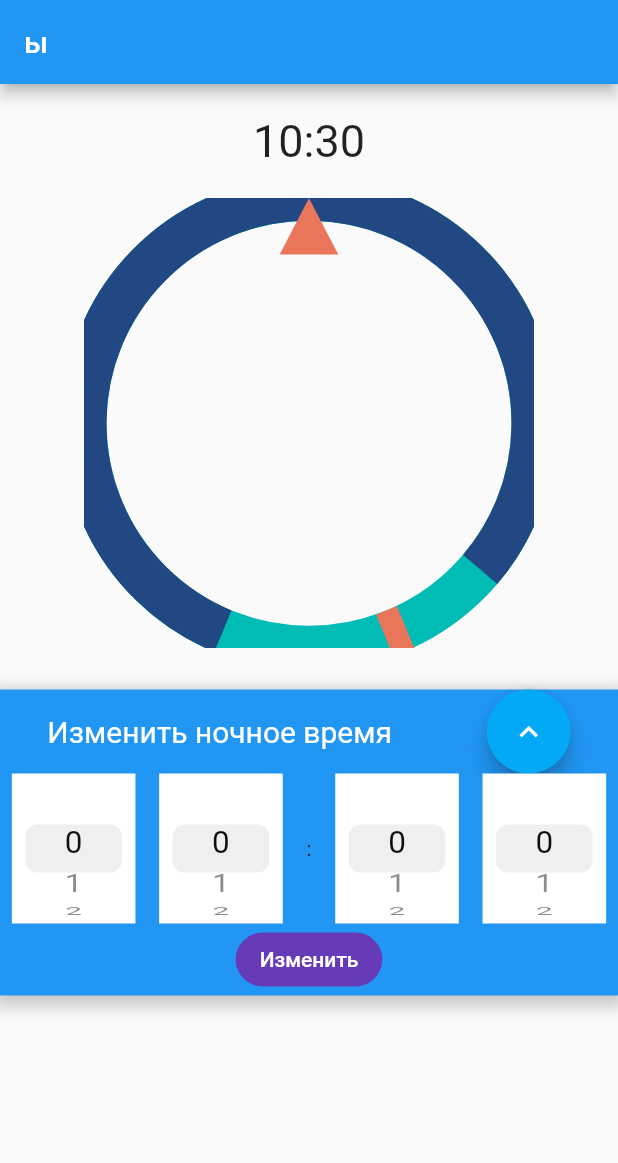
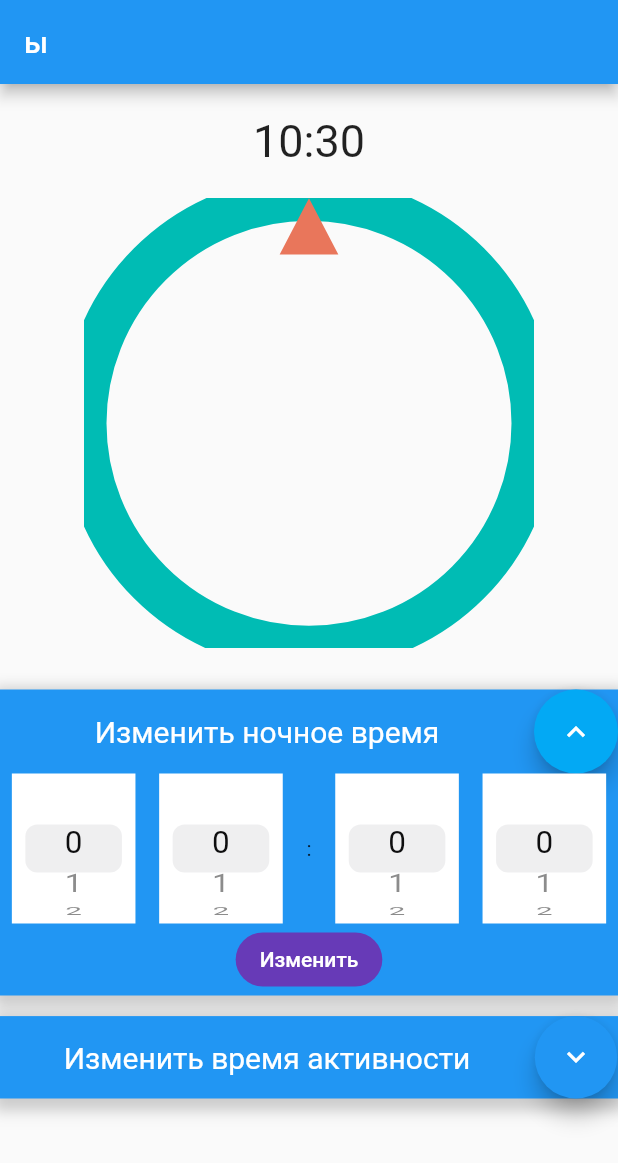
Before and after one commit to cusplayer/ami.pd, a Flutter app: the screen it shows after launch, after a tap on the "expand more" icon, on a phone screen of 412 x 824 dp. Shown: the top 1163 px of the screen. Run offline on Flutter 3.47's test engine with Material 2 defaults, Android fonts, the phone set to English and light mode, and no system bars.

Commit message:
multiple arcs added

```diff
--- a/ami/lib/myDay.dart
+++ b/ami/lib/myDay.dart
@@ -12,23 +12,32 @@ class MyDay extends StatefulWidget {
 class _MyDayState extends State<MyDay> {
   var nightStart1;
   var nightEnd1;
-  void callback(double ns1, double ne1) {
+  var activityStart;
+  var activityEnd;
+  void callbackN(double ns1, double ne1) {
     setState(() {
       this.nightStart1 = ns1;
       this.nightEnd1 = ne1;
     });
   }
 
+  void callbackA(double ns1, double ne1) {
+    setState(() {
+      this.activityStart = ns1;
+      this.activityEnd = ne1;
+    });
+  }
+
   @override
   void initState() {
     this.nightStart1 = 0.0;
-    this.nightEnd1 = 0.8;
+    this.nightEnd1 = 0.0;
+    this.activityStart = 0.0;
+    this.activityEnd = 0.0;
     super.initState();
   }
 
   MediaQueryData mediaQuery;
-  var nightStart = 0.0 / 24.0;
-  var nightEnd = 8 / 24;
   var time = DateFormat('HH:mm').format(DateTime.now());
   int selectedValue;
   showPicker() {}
@@ -52,7 +61,8 @@ class _MyDayState extends State<MyDay> {
               padding: EdgeInsets.only(top: mediaQuery.size.height / 40),
               child: InteractiveViewer(
                 child: CustomPaint(
-                  painter: DayWidget(this.nightStart1, this.nightEnd1),
+                  painter: DayWidget(this.nightStart1, this.nightEnd1,
+                      this.activityStart, this.activityEnd),
                   size: Size(300, 300),
                 ),
               ),
@@ -70,7 +80,24 @@ class _MyDayState extends State<MyDay> {
                   ),
                 ],
               ),
-              child: CommonPicker(mediaQuery, this.callback),
+              child: CommonPicker(
+                  mediaQuery, this.callbackN, 'Изменить ночное время'),
+            ),
+            Container(
+              margin: EdgeInsets.only(top: mediaQuery.size.height / 60),
+              decoration: BoxDecoration(
+                color: Colors.blue,
+                boxShadow: [
+                  BoxShadow(
+                    color: Colors.grey.withOpacity(0.5),
+                    spreadRadius: 5,
+                    blurRadius: 7,
+                    offset: Offset(0, 3), // changes position of shadow
+                  ),
+                ],
+              ),
+              child: CommonPicker(
+                  mediaQuery, this.callbackA, 'Изменить время активности'),
             ),
           ]),
         ),
--- a/ami/lib/widgets/common_picker.dart
+++ b/ami/lib/widgets/common_picker.dart
@@ -5,7 +5,8 @@ import 'package:ami/widgets/cupertino_picker.dart';
 class CommonPicker extends StatefulWidget {
   final MediaQueryData size;
   final Function callback;
-  CommonPicker(this.size, this.callback);
+  final String text;
+  CommonPicker(this.size, this.callback, this.text);
   @override
   _CommonPickerState createState() => _CommonPickerState();
 }
@@ -48,12 +49,14 @@ class _CommonPickerState extends State<CommonPicker> {
         ? Column(
             children: [
               Row(
-                mainAxisAlignment: MainAxisAlignment.spaceAround,
+                mainAxisAlignment: MainAxisAlignment.spaceBetween,
                 children: [
+                  Spacer(),
                   Text(
-                    'Изменить ночное время',
+                    widget.text,
                     style: TextStyle(color: Colors.white, fontSize: 20),
                   ),
+                  Spacer(),
                   FloatingActionButton(
                       child: Icon(Icons.expand_less),
                       backgroundColor: Colors.lightBlue,
@@ -103,12 +106,14 @@ class _CommonPickerState extends State<CommonPicker> {
         : Container(
             height: widget.size.size.height / 15,
             child: Row(
-              mainAxisAlignment: MainAxisAlignment.spaceAround,
+              mainAxisAlignment: MainAxisAlignment.spaceBetween,
               children: [
+                Spacer(),
                 Text(
-                  'Изменить ночное время',
+                  widget.text,
                   style: TextStyle(color: Colors.white, fontSize: 20),
                 ),
+                Spacer(),
                 FloatingActionButton(
                     child: Icon(Icons.expand_more),
                     onPressed: () {
--- a/ami/lib/widgets/dayWidget.dart
+++ b/ami/lib/widgets/dayWidget.dart
@@ -10,7 +10,10 @@ import 'package:intl/intl.dart';
 class DayWidget extends CustomPainter {
   final double startNight;
   final double endNight;
-  const DayWidget(this.startNight, this.endNight);
+  final double startActivity;
+  final double endActivity;
+  const DayWidget(
+      this.startNight, this.endNight, this.startActivity, this.endActivity);
   @override
   void paint(Canvas canvas, Size size) {
     var time = DateFormat('HH:mm').format(DateTime.now()).split(':');
@@ -37,12 +40,12 @@ class DayWidget extends CustomPainter {
       ..color = Color.fromRGBO(0, 188, 180, 1.0)
       ..style = PaintingStyle.stroke
       ..strokeWidth = 30.0;
-    final linePaint = Paint()
-      ..color = Color.fromRGBO(233, 118, 91, 1.0)
-      ..style = PaintingStyle.stroke
-      ..strokeWidth = 15.0;
     final nightPaint = Paint()
       ..color = Color.fromRGBO(33, 72, 131, 1.0)
+      ..style = PaintingStyle.stroke
+      ..strokeWidth = 30.0;
+    final activityPaint = Paint()
+      ..color = Colors.red
       ..style = PaintingStyle.stroke
       ..strokeWidth = 30.0;
     final trianglePaint = Paint()
@@ -58,7 +61,6 @@ class DayWidget extends CustomPainter {
     }
 
     canvas.drawCircle(center, radius, circlePaint);
-    canvas.drawLine(startPoint, Offset(endPointX, endPointY), linePaint);
     canvas.drawArc(
         new Rect.fromCenter(
             center: center, width: radius * 2, height: radius * 2),
@@ -66,6 +68,13 @@ class DayWidget extends CustomPainter {
         (2 * pi * (endNight - startNight)),
         false,
         nightPaint);
+    canvas.drawArc(
+        new Rect.fromCenter(
+            center: center, width: radius * 2, height: radius * 2),
+        (startActivity * 2 * pi - pi / 2) - shift,
+        (2 * pi * (endActivity - startActivity)),
+        false,
+        activityPaint);
 
     canvas.drawPath(getTrianglePath(size.width, size.height), trianglePaint);
   }
```
